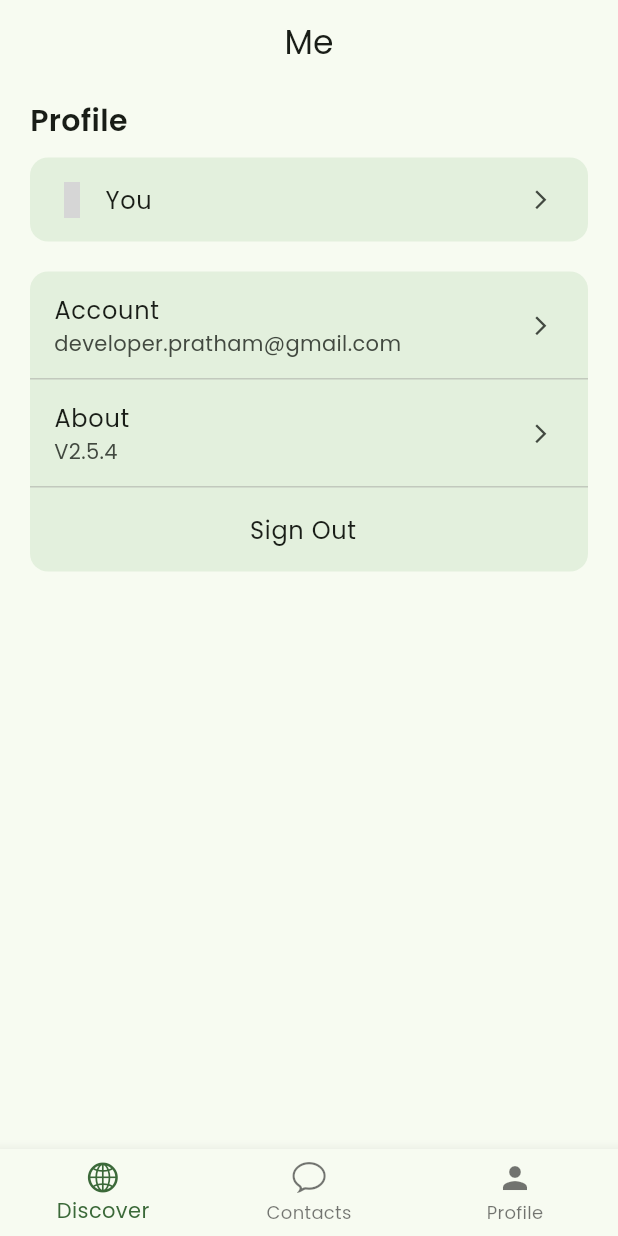
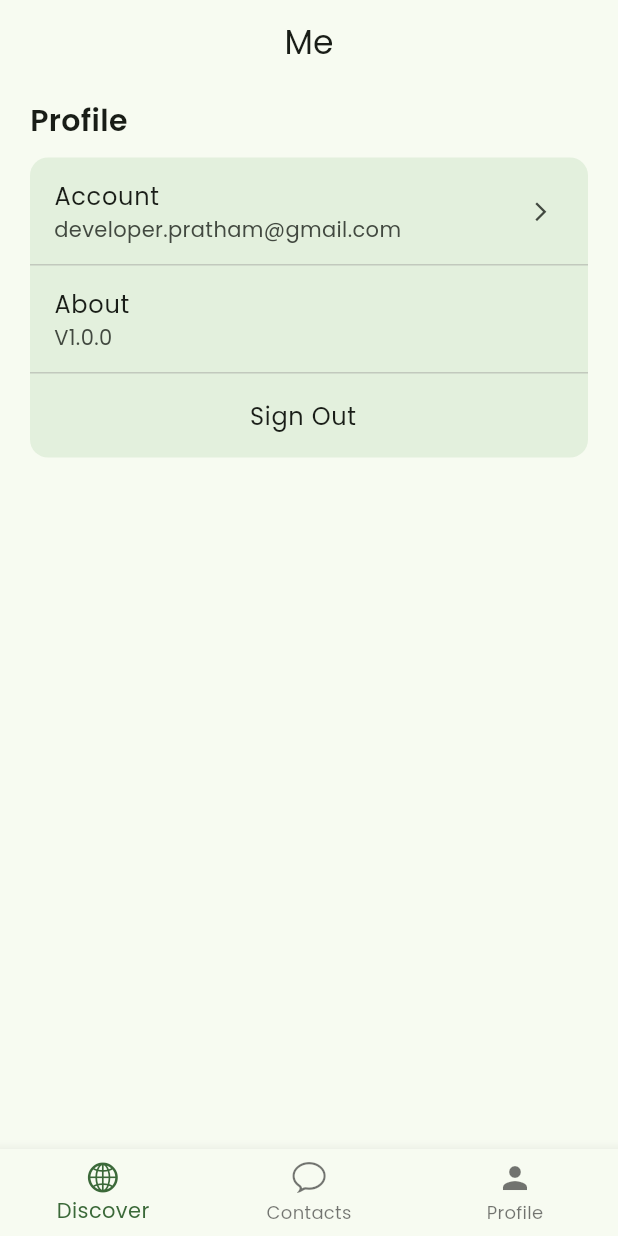
Before and after one commit to pratham-sarankar/twosome_app, a Flutter app: the ProfileScreen screen opened by its route, on a phone screen of 412 x 824 dp. Run offline on Flutter 3.47's test engine with Material 3 defaults, Android fonts, the phone set to English and light mode, and no system bars; our stand-ins replace bloc, bloc_concurrency, connectivity_plus, dartz, equatable, firebase_auth and 9 more; accounts and stored records are empty; grey boxes are pictures that could not be loaded.

Commit message:
Added VersionText in profile screen

```diff
--- a/lib/features/profile/presentation/screens/profile_screen.dart
+++ b/lib/features/profile/presentation/screens/profile_screen.dart
@@ -2,14 +2,14 @@ import 'package:flutter/material.dart';
 import 'package:flutter_bloc/flutter_bloc.dart';
 import 'package:go_router/go_router.dart';
 import 'package:google_fonts/google_fonts.dart';
-import 'package:iconly/iconly.dart';
+import 'package:package_info_plus/package_info_plus.dart';
 import 'package:twosome_app/config/routes/routes.dart';
 import 'package:twosome_app/core/presentation/widgets/snackbar_helper.dart';
-import 'package:twosome_app/features/auth/domain/use_cases/sign_out.dart';
 import 'package:twosome_app/features/auth/presentation/bloc/auth_bloc.dart';
 import 'package:twosome_app/features/auth/presentation/bloc/auth_event.dart';
 import 'package:twosome_app/features/auth/presentation/bloc/auth_state.dart';
 import 'package:twosome_app/features/profile/presentation/widgets/signout_confirmation_dialog.dart';
+import 'package:twosome_app/features/profile/presentation/widgets/version_text.dart';
 
 class ProfileScreen extends StatefulWidget {
   const ProfileScreen({super.key});
@@ -58,27 +58,6 @@ class _ProfileScreenState extends State<ProfileScreen> {
               child: Column(
                 children: [
                   ListTile(
-                    onTap: () {},
-                    title: Text("You"),
-                    leading: Icon(IconlyLight.profile),
-                    horizontalTitleGap: 10,
-                    trailing: Icon(Icons.arrow_forward_ios, size: 15),
-                  ),
-                ],
-              ),
-            ),
-            const SizedBox(height: 10),
-            Card(
-              elevation: 0,
-              margin: EdgeInsets.only(top: 10),
-              color: Theme.of(context)
-                  .colorScheme
-                  .secondaryContainer
-                  .withAlpha(150),
-              clipBehavior: Clip.antiAlias,
-              child: Column(
-                children: [
-                  ListTile(
                     onTap: () {
                       context.push(Routes.account);
                     },
@@ -89,11 +68,9 @@ class _ProfileScreenState extends State<ProfileScreen> {
                   ),
                   const Divider(height: 0, thickness: 1),
                   ListTile(
-                    onTap: () {},
                     title: Text("About"),
-                    subtitle: Text("V2.5.4"),
+                    subtitle: VersionText(),
                     horizontalTitleGap: 10,
-                    trailing: Icon(Icons.arrow_forward_ios, size: 15),
                   ),
                   const Divider(height: 0, thickness: 1),
                   ListTile(
--- /dev/null
+++ b/lib/features/profile/presentation/widgets/version_text.dart
@@ -0,0 +1,20 @@
+import 'package:flutter/material.dart';
+import 'package:package_info_plus/package_info_plus.dart';
+
+class VersionText extends StatelessWidget {
+  const VersionText({super.key});
+
+  @override
+  Widget build(BuildContext context) {
+    return FutureBuilder(
+      future: PackageInfo.fromPlatform(),
+      builder: (context, snapshot) {
+        if (snapshot.hasData) {
+          return Text("V${snapshot.data!.version}");
+        } else {
+          return Text("Loading...");
+        }
+      },
+    );
+  }
+}
--- a/pubspec.yaml
+++ b/pubspec.yaml
@@ -48,6 +48,7 @@ dependencies:
   get_it: ^8.0.3
   bloc_concurrency: ^0.2.5
   iconly: ^1.0.1
+  package_info_plus: ^8.1.2
 
 dev_dependencies:
   flutter_test:
```
